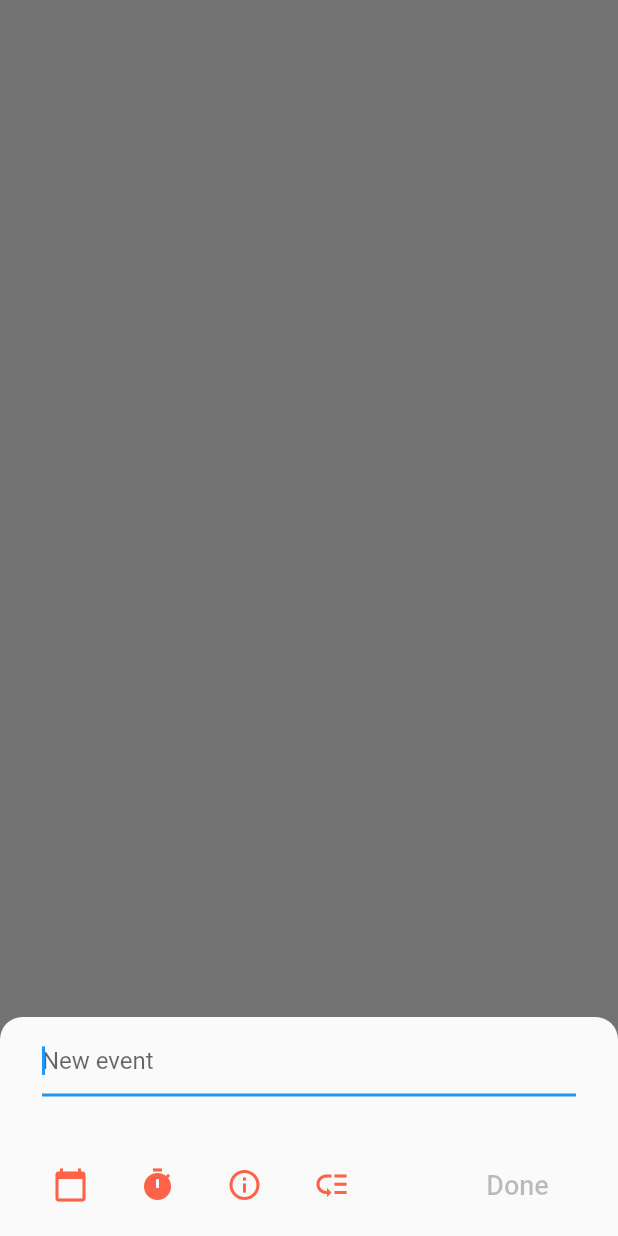
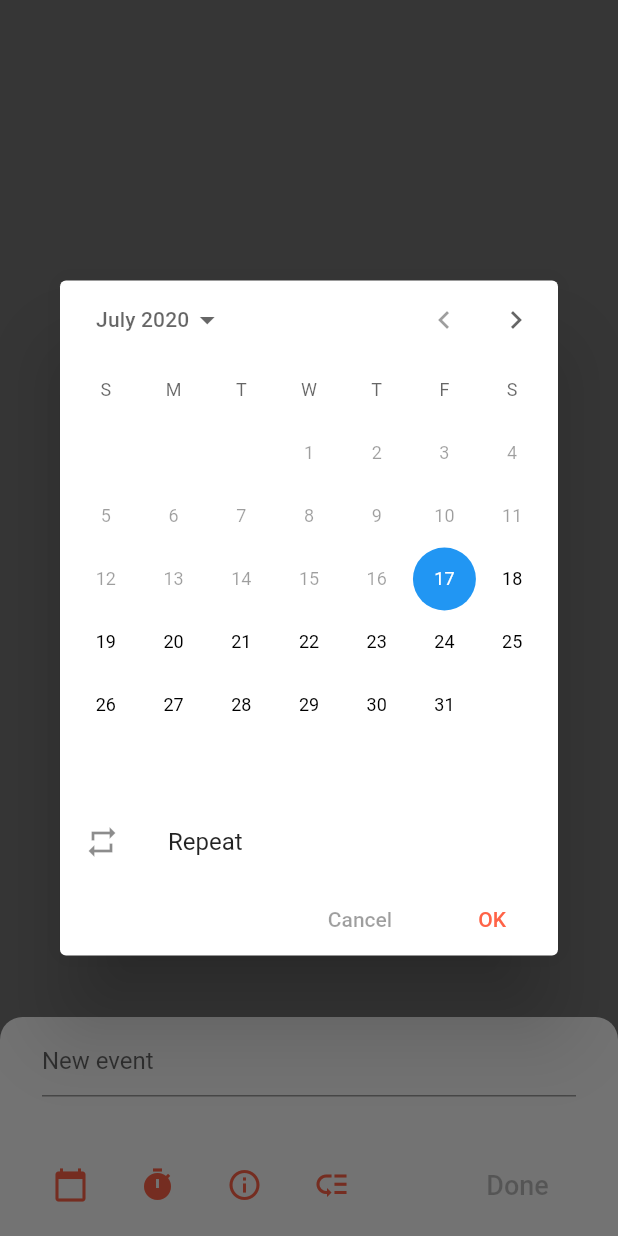
Before and after one commit to timatoscmmxy/timato, a Flutter app: what showAddEvent() shows on an empty page, opened directly, after a tap on the "calendar today" icon, on a phone screen of 412 x 824 dp. Run offline on Flutter 3.47's test engine with Material 2 defaults, Android fonts, the phone set to English and light mode, and no system bars; our stand-ins replace flutter_local_notifications, flutter_slidable, shared_preferences, sqflite; accounts and stored records are empty.

Commit message:
Changed add_event to stateful

```diff
--- a/lib/ui/add_event.dart
+++ b/lib/ui/add_event.dart
@@ -1,12 +1,47 @@
 import 'package:flutter/cupertino.dart';
 import 'package:flutter/material.dart';
+import 'package:timato/core/event.dart';
 import 'package:timato/ui/basics.dart';
 
-class AddEvent extends StatelessWidget{
+DateTime dateOnly(DateTime date) {
+  return DateTime(date.year, date.month, date.day);
+}
+
+class AddEvent extends StatefulWidget{
   final String _textHint;
   final bool isPlanned;
 
   AddEvent(this._textHint, {this.isPlanned});
+
+  @override
+  AddEventState createState() => AddEventState(_textHint, isPlanned: isPlanned);
+
+  static showAddEvent(context){
+    showModalBottomSheet(
+      context: context,
+      builder: (_) => AddEvent('New event', isPlanned: false,),
+      isScrollControlled: true,
+      shape: RoundedRectangleBorder(borderRadius: BorderRadius.vertical(top: Radius.circular(15.0))),
+    );
+  }
+
+  static showAddUnplannedEvent(context){
+    showModalBottomSheet(
+      context: context,
+      builder: (_) => AddEvent('New unplanned event', isPlanned: true,),
+      isScrollControlled: true,
+      shape: RoundedRectangleBorder(borderRadius: BorderRadius.vertical(top: Radius.circular(15.0))),
+    );
+  }
+
+}
+
+// ignore: must_be_immutable
+class AddEventState extends State<AddEvent>{
+  final String _textHint;
+  final bool isPlanned;
+
+  AddEventState(this._textHint, {this.isPlanned});
 
   @override
   Widget build(BuildContext context) {
@@ -24,7 +59,7 @@ class AddEvent extends StatelessWidget{
             child: Container(
               child: TextField(
                 decoration: InputDecoration(
-                    hintText: _textHint
+                    hintText: _textHint,
                 ),
                 autofocus: true,
                 maxLines: null,
@@ -47,7 +82,9 @@ class AddEvent extends StatelessWidget{
                   padding: EdgeInsets.all(5),
                   child: IconButton(
                     icon: Icon(Icons.calendar_today, color: ConstantHelper.tomatoColor,),
-                    onPressed: (){},
+                    onPressed: () async{
+                      await DateTimeSelector.show(context, null);
+                    },
                   ),
                 ),
                 Padding(
@@ -88,22 +125,87 @@ class AddEvent extends StatelessWidget{
       ),
     );
   }
+}
 
-  static showAddEvent(context){
-    showModalBottomSheet(
-        context: context,
-        builder: (_) => AddEvent('New event', isPlanned: false,),
-        isScrollControlled: true,
-        shape: RoundedRectangleBorder(borderRadius: BorderRadius.vertical(top: Radius.circular(15.0))),
+class DateTimeSelector extends StatelessWidget{
+  DateTime dateSelected;
+  RepeatProperties repeatProperties;
+
+  DateTimeSelector({DateTime selected}) : this.dateSelected = selected ?? dateOnly(DateTime.now());
+
+
+  @override
+  Widget build(BuildContext context) {
+    return Dialog(
+      child: Column(
+        crossAxisAlignment: CrossAxisAlignment.center,
+        mainAxisSize: MainAxisSize.min,
+        children: <Widget>[
+          CalendarDatePicker(
+              lastDate: DateTime(9999,12,31),
+              initialDate: DateTime.now(),
+              firstDate: dateOnly(DateTime.now()),
+              onDateChanged: (DateTime date) => dateSelected = date,
+            ),
+          Padding(
+            padding: const EdgeInsets.symmetric(horizontal: 5),
+          ),
+          Container(
+            child: ListTile(
+              leading: Icon(Icons.repeat),
+              title: Text('Repeat'),
+              onTap: (){
+
+              },
+            ),
+          ),
+          Padding(
+            padding: const EdgeInsets.symmetric(horizontal: 5),
+          ),
+          Row(
+            mainAxisSize: MainAxisSize.min,
+            children: <Widget>[
+              Expanded(
+                child: Container(),
+              ),
+              Container(
+                  child: FlatButton(
+                    child: Text(
+                      'Cancel',
+                      style: TextStyle(
+                        color: Colors.black38,
+                      ),
+                    ),
+                    onPressed: (){
+                      Navigator.pop(context);
+                    },
+                  ),
+              ),
+              Container(
+                  child: FlatButton(
+                    child: Text(
+                      'OK',
+                      style: TextStyle(
+                        color: ConstantHelper.tomatoColor,
+                      ),
+                    ),
+                    onPressed: (){
+                      Navigator.pop(context, dateSelected);
+                    },
+                  ),
+              )
+            ],
+          ),
+          Padding(padding: EdgeInsets.only(bottom: MediaQuery.of(context).viewInsets.bottom), child: Container(),)
+        ],
+      ),
+
     );
   }
 
-  static showAddUnplannedEvent(context){
-    showModalBottomSheet(
-      context: context,
-      builder: (_) => AddEvent('New unplanned event', isPlanned: true,),
-      isScrollControlled: true,
-      shape: RoundedRectangleBorder(borderRadius: BorderRadius.vertical(top: Radius.circular(15.0))),
-    );
+  static show(context, DateTime date) async{
+    DateTime dateSelected;
+    dateSelected = await showDialog<DateTime>(context: context, builder: (_) => DateTimeSelector(selected: date,), barrierDismissible: true);
+    return dateSelected;
   }
 }
--- a/lib/ui/event_list.dart
+++ b/lib/ui/event_list.dart
@@ -12,7 +12,7 @@ Event task1 = new Event(
     ddl: DateTime.now(),
     eventPriority: Priority.NONE,
     tag: 'English',
-    numClock: 3);
+    );
 
 //List<int> hours = <int>[0,1,2,3,4,5,6,7,8,9,10,11,12,13,14,15,16];
 //for (int i = 0, i <= 99, i++)=>hours.add(i);
```
Also changed, not shown: lib/main.dart (+8 -5 lines), lib/ui/basics.dart (+53 -0 lines), lib/ui/timato_timer_widget.dart (+68 -56 lines).
